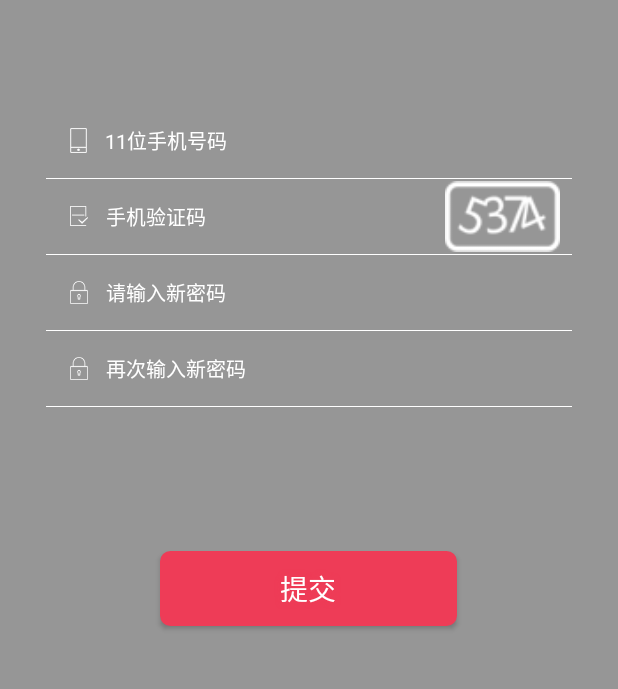
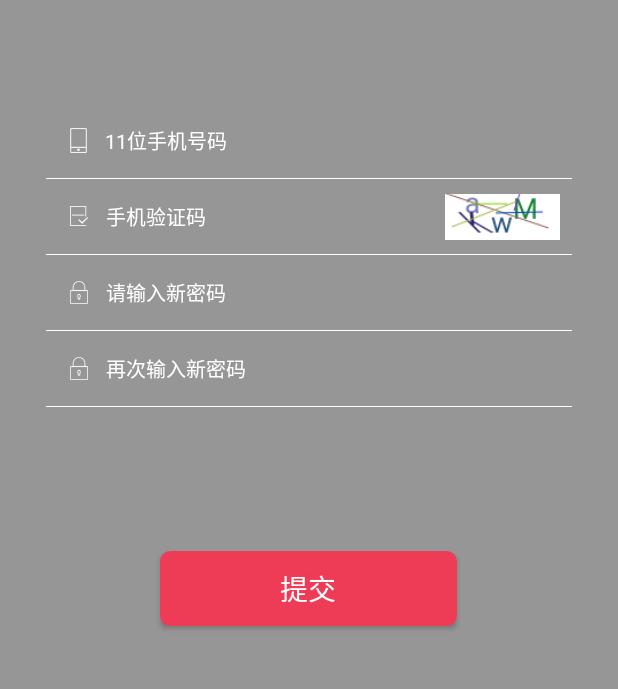
Before and after one commit to answes/SmartLights, an Android app: the FindPswActivity screen opened directly, with no data from a screen before it, after a tap on "提交", on a phone screen of 412 x 824 dp, the part 263-952 px from its top. Run offline under Robolectric (Android 15) with nearby library versions, the phone set to English and light mode, and no system bars; our stand-ins replace ButterKnife, CircleImageView; network calls fail; 1 other tap on this screen came first.

Commit message:
1、验证码修改

```diff
--- a/app/src/main/java/com/bigshark/smartlight/pro/mine/view/FindPswActivity.java
+++ b/app/src/main/java/com/bigshark/smartlight/pro/mine/view/FindPswActivity.java
@@ -18,6 +18,7 @@ import com.bigshark.smartlight.pro.base.view.BaseActivity;
 import com.bigshark.smartlight.pro.mine.presenter.MinePresenter;
 import com.bigshark.smartlight.pro.mine.view.navigation.RegiteredNavigationBuilder;
 import com.bigshark.smartlight.utils.SupportMultipleScreensUtil;
+import com.bigshark.smartlight.weight.Code;
 
 import org.w3c.dom.Text;
 
@@ -41,7 +42,9 @@ public class FindPswActivity extends BaseActivity {
     Button btConfim;
     @BindView(R.id.activity_login)
     LinearLayout activityLogin;
-
+    @BindView(R.id.iv_code)
+    ImageView ivCode;
+    private Code code = Code.getInstance();
     @Override
     protected void onCreate(Bundle savedInstanceState) {
         super.onCreate(savedInstanceState);
@@ -49,6 +52,7 @@ public class FindPswActivity extends BaseActivity {
         ButterKnife.bind(this);
         initToolbar();
         SupportMultipleScreensUtil.scale(activityLogin);
+        ivCode.setImageBitmap(code.createBitmap());
     }
 
     private void initToolbar() {
@@ -67,12 +71,14 @@ public class FindPswActivity extends BaseActivity {
         return minePresenter;
     }
 
-    @OnClick(R.id.bt_confim)
-    public void onClick() {
-        if(!check()){
+    @OnClick({R.id.bt_confim,R.id.iv_code})
+    public void onClick(View view) {
+        switch (view.getId()) {
+            case R.id.bt_confim:
+            if (!check()) {
                 return;
             }
-        if(!etYan.getText().toString().equals("5374")){
+            if (!etYan.getText().toString().equals("5374")) {
                 showMsg("验证码不正确");
                 return;
             }
@@ -80,16 +86,22 @@ public class FindPswActivity extends BaseActivity {
                 @Override
                 public void onResult(FindPsw result) {
                     showMsg(result.getExtra());
-                    if(result.getCode() == 1){
+                    if (result.getCode() == 1) {
                         LoginActivity.openLoginActivity(FindPswActivity.this);
                         finish();
                     }
                 }
+
                 @Override
                 public void onErro(String string) {
                     showMsg(string);
                 }
             });
+                break;
+            case R.id.iv_code:
+                ivCode.setImageBitmap(code.createBitmap());
+                break;
+        }
     }
 
     public static void openFindPswActivity(Activity activity){
--- a/app/src/main/res/layout/activity_find_psw.xml
+++ b/app/src/main/res/layout/activity_find_psw.xml
@@ -55,7 +55,6 @@
             android:background="@android:color/transparent"
             android:textColor="@color/white"
             android:padding="20px"
-            android:inputType="number"
             android:maxLength="6"
             android:singleLine="true"
             android:drawableLeft="@drawable/mine_sign_up_code_ico"
--- a/app/src/main/res/layout/activity_registered.xml
+++ b/app/src/main/res/layout/activity_registered.xml
@@ -55,7 +55,6 @@
             android:background="@android:color/transparent"
             android:textColor="@color/white"
             android:padding="20px"
-            android:inputType="number"
             android:maxLength="6"
             android:singleLine="true"
             android:drawableLeft="@drawable/mine_sign_up_code_ico"
```
Lines whose indentation alone changed are shown as unchanged.
